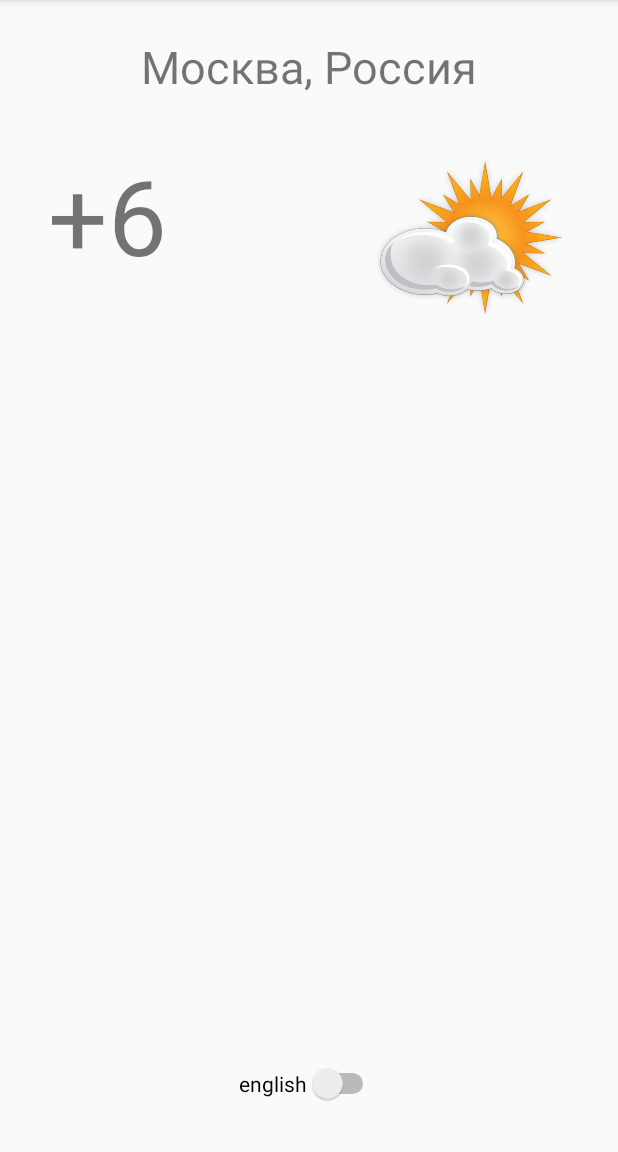
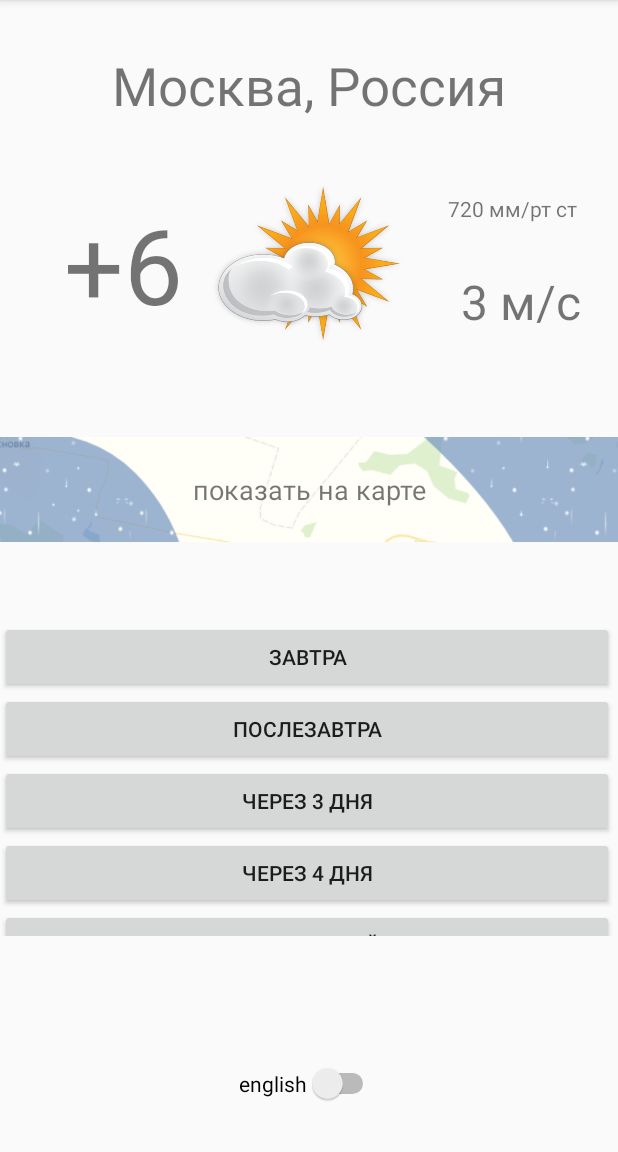
Before and after one commit to koassumo/Andr_HW1, an Android app: the screen it shows after launch (MainActivity), on a phone screen of 412 x 824 dp, the part 84-1236 px from its top. Run offline under Robolectric (Android 15) with nearby library versions, the phone set to English and light mode, and no system bars.

Commit message:
Первый экран доработан

```diff
--- a/app/src/main/java/ru/geekbrains/android1/hw1/MainActivity.java
+++ b/app/src/main/java/ru/geekbrains/android1/hw1/MainActivity.java
@@ -1,8 +1,6 @@
 package ru.geekbrains.android1.hw1;
 
 import androidx.appcompat.app.AppCompatActivity;
-
-import android.content.res.Configuration;
 import android.os.Bundle;
 import android.widget.CompoundButton;
 import android.widget.Switch;
@@ -23,7 +21,7 @@ public class MainActivity extends AppCompatActivity {
     }
 
     private void initViews() {
-        regionTextView = findViewById(R.id.textView6);
+        regionTextView = findViewById(R.id.textViewSity);
         switchEnRu = findViewById(R.id.switch1);
 
     }
@@ -35,7 +33,7 @@ public class MainActivity extends AppCompatActivity {
             @Override
             public void onCheckedChanged(CompoundButton buttonView, boolean isChecked) {
                 String text;
-                    if(isChecked) {
+                if (isChecked) {
                     text = getString(R.string.region);
                 } else {
                     text = getString(R.string.region_en);
--- a/app/src/main/res/layout/activity_main.xml
+++ b/app/src/main/res/layout/activity_main.xml
@@ -6,37 +6,81 @@
     android:layout_height="match_parent"
     tools:context=".MainActivity">
 
+
     <TextView
-        android:id="@+id/textView6"
+        android:id="@+id/textViewSity"
         android:layout_width="wrap_content"
         android:layout_height="wrap_content"
-        android:layout_marginTop="24dp"
+        android:layout_marginTop="33dp"
         android:text="@string/region"
-        android:textSize="30sp"
+        android:textSize="35sp"
         app:layout_constraintEnd_toEndOf="parent"
         app:layout_constraintStart_toStartOf="parent"
-        app:layout_constraintTop_toTopOf="parent" />
+        app:layout_constraintTop_toTopOf="parent"
+        tools:ignore="MissingConstraints" />
 
     <ImageView
-        android:id="@+id/imageView3"
+        android:id="@+id/imageViewSkyClear"
         android:layout_width="132dp"
         android:layout_height="123dp"
-        android:layout_marginTop="32dp"
-        android:layout_marginEnd="32dp"
+        android:layout_marginTop="33dp"
         app:layout_constraintEnd_toEndOf="parent"
-        app:layout_constraintTop_toBottomOf="@+id/textView6"
+        app:layout_constraintStart_toStartOf="parent"
+        app:layout_constraintTop_toBottomOf="@+id/textViewSity"
         app:srcCompat="@drawable/sun_cloud" />
+
+
+    <TextView
+        android:id="@+id/textViewPressure"
+        android:layout_width="wrap_content"
+        android:layout_height="wrap_content"
+        android:text="720 мм/рт ст"
+        app:layout_constraintEnd_toEndOf="parent"
+        app:layout_constraintStart_toEndOf="@+id/imageViewSkyClear"
+        app:layout_constraintTop_toTopOf="@+id/textView7" />
 
     <TextView
         android:id="@+id/textView7"
         android:layout_width="wrap_content"
         android:layout_height="wrap_content"
-        android:layout_marginStart="32dp"
-        android:layout_marginTop="32dp"
         android:text="@string/temperature"
         android:textSize="70sp"
+        app:layout_constraintBottom_toBottomOf="@+id/imageViewSkyClear"
+        app:layout_constraintEnd_toStartOf="@+id/imageViewSkyClear"
+        app:layout_constraintHorizontal_bias="0.7"
         app:layout_constraintStart_toStartOf="parent"
-        app:layout_constraintTop_toBottomOf="@+id/textView6" />
+        app:layout_constraintTop_toTopOf="@+id/imageViewSkyClear" />
+
+    <TextView
+        android:id="@+id/textViewWind"
+        android:layout_width="wrap_content"
+        android:layout_height="wrap_content"
+        android:text="@string/wind"
+        android:textSize="32sp"
+        app:layout_constraintBottom_toBottomOf="@+id/textView7"
+        app:layout_constraintEnd_toEndOf="parent"
+        app:layout_constraintHorizontal_bias="0.589"
+        app:layout_constraintStart_toEndOf="@+id/imageViewSkyClear" />
+
+    <ImageView
+        android:id="@+id/imageViewWeatherMap"
+        android:layout_width="match_parent"
+        android:layout_height="wrap_content"
+        android:layout_marginTop="33dp"
+        app:layout_constraintTop_toBottomOf="@+id/imageViewSkyClear"
+        app:srcCompat="@drawable/weather_map"
+        tools:layout_editor_absoluteX="55dp" />
+
+    <TextView
+        android:id="@+id/textViewWeatherMap"
+        android:layout_width="wrap_content"
+        android:layout_height="wrap_content"
+        android:text="@string/weather_map_show"
+        android:textSize="18sp"
+        app:layout_constraintBottom_toBottomOf="@+id/imageViewWeatherMap"
+        app:layout_constraintEnd_toEndOf="@+id/imageViewWeatherMap"
+        app:layout_constraintStart_toStartOf="@+id/imageViewWeatherMap"
+        app:layout_constraintTop_toTopOf="@+id/imageViewWeatherMap" />
 
     <Switch
         android:id="@+id/switch1"
@@ -47,4 +91,62 @@
         app:layout_constraintBottom_toBottomOf="parent"
         app:layout_constraintEnd_toEndOf="parent"
         app:layout_constraintStart_toStartOf="parent" />
+
+    <ScrollView
+        android:layout_width="409dp"
+        android:layout_height="210dp"
+        android:layout_marginTop="32dp"
+        app:layout_constraintTop_toBottomOf="@+id/imageViewWeatherMap"
+        tools:layout_editor_absoluteX="1dp">
+
+        <LinearLayout
+            android:layout_width="match_parent"
+            android:layout_height="wrap_content"
+            android:orientation="vertical">
+
+            <Button
+                android:id="@+id/buttonPlus1day"
+                android:layout_width="match_parent"
+                android:layout_height="wrap_content"
+                android:text="@string/plus_1_day" />
+
+            <Button
+                android:id="@+id/buttonPlus2days"
+                android:layout_width="match_parent"
+                android:layout_height="wrap_content"
+                android:text="@string/plus_2_days" />
+
+            <Button
+                android:id="@+id/buttonPlus3days"
+                android:layout_width="match_parent"
+                android:layout_height="wrap_content"
+                android:text="@string/plus_3_days" />
+
+            <Button
+                android:id="@+id/buttonPlus4days"
+                android:layout_width="match_parent"
+                android:layout_height="wrap_content"
+                android:text="@string/plus_4_days" />
+
+            <Button
+                android:id="@+id/buttonPlus5days"
+                android:layout_width="match_parent"
+                android:layout_height="wrap_content"
+                android:text="@string/plus_5_days" />
+
+            <Button
+                android:id="@+id/buttonPlus6days"
+                android:layout_width="match_parent"
+                android:layout_height="wrap_content"
+                android:text="@string/plus_6_days" />
+
+            <Button
+                android:id="@+id/buttonPlus7days"
+                android:layout_width="match_parent"
+                android:layout_height="wrap_content"
+                android:text="@string/plus_7_days" />
+        </LinearLayout>
+    </ScrollView>
+
+
 </androidx.constraintlayout.widget.ConstraintLayout>
--- a/app/src/main/res/values/strings.xml
+++ b/app/src/main/res/values/strings.xml
@@ -5,4 +5,13 @@
     <string name="temperature">+6</string>
     <string name="switch_to_english">english</string>
     <string name="switch_to_russian">русский</string>
+    <string name="wind">3 м/с</string>
+    <string name="weather_map_show">показать на карте</string>
+    <string name="plus_1_day">Завтра</string>
+    <string name="plus_2_days">Послезавтра</string>
+    <string name="plus_3_days">Через 3 дня</string>
+    <string name="plus_4_days">Через 4 дня</string>
+    <string name="plus_5_days">Через 5 дней</string>
+    <string name="plus_6_days">Через 6 дней</string>
+    <string name="plus_7_days">Через 7 дней</string>
 </resources>
```
Also changed, not shown: app/src/main/AndroidManifest.xml (+9 -1 lines), app/src/main/java/ru/geekbrains/android1/hw1/SitySelect.java (added, +12 -0 lines), app/src/main/res/layout/sity_select.xml (added, +67 -0 lines), app/src/main/res/drawable-v24/raining.png (added), app/src/main/res/drawable-v24/sun.png (added), app/src/main/res/drawable-v24/weather_map.png (added). Lines whose indentation alone changed are shown as unchanged.
